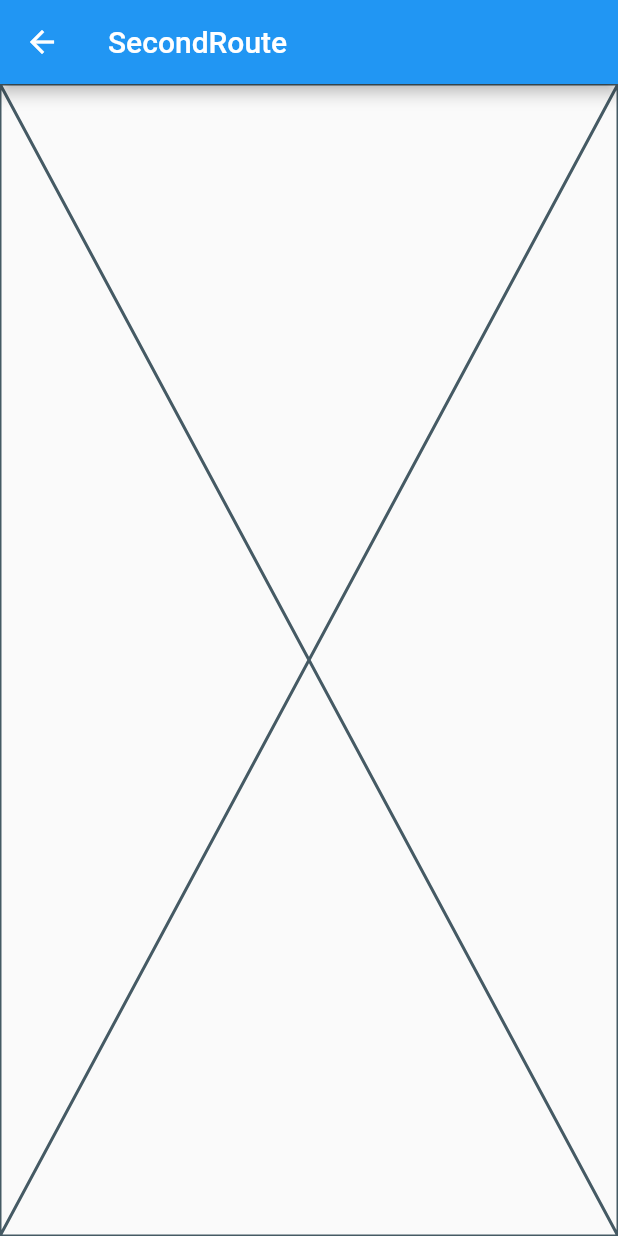
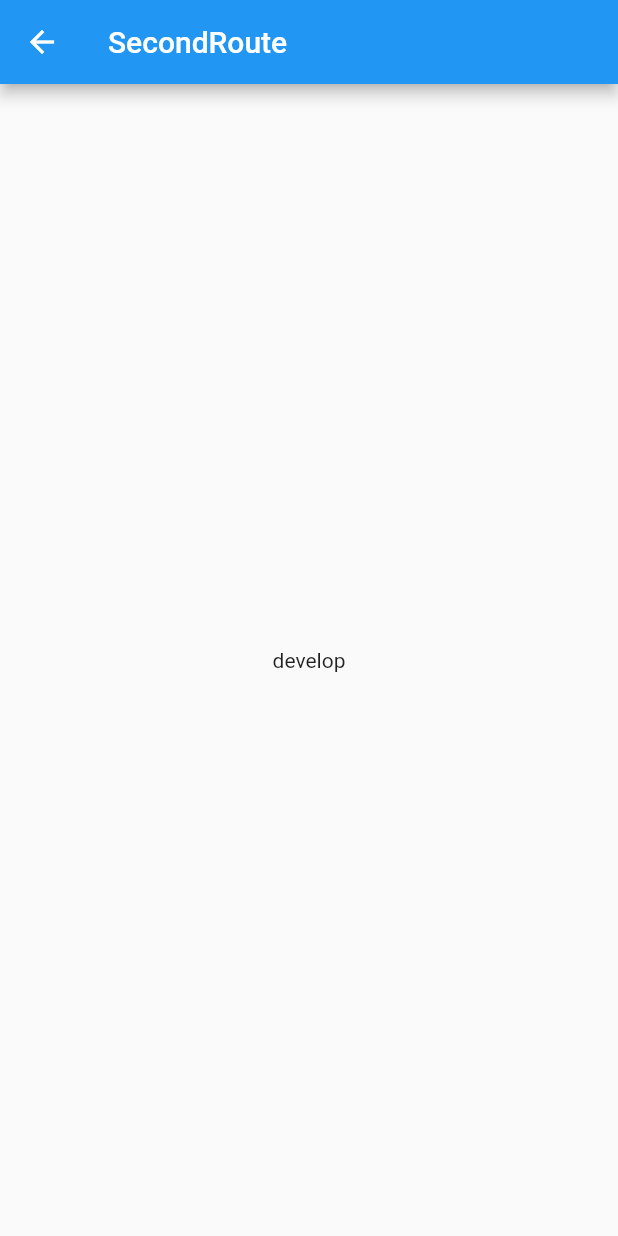
Before and after one commit to arutyun88/kap, a Flutter app: the screen it shows after launch, after a tap on "GO TO SECOND PAGE", on a phone screen of 412 x 824 dp. Run offline on Flutter 3.47's test engine with Material 2 defaults, Android fonts, the phone set to English and light mode, and no system bars; our stand-ins replace auto_route, get; generated files the repository leaves out were written again.

Commit message:
settings service

```diff
--- a/lib/app/modules/second/views/second_view.dart
+++ b/lib/app/modules/second/views/second_view.dart
@@ -1,5 +1,6 @@
 import 'package:auto_route/auto_route.dart';
 import 'package:flutter/material.dart';
+import 'package:kap/services/settings_service.dart';
 
 @RoutePage()
 class SecondView extends StatelessWidget {
@@ -11,7 +12,7 @@ class SecondView extends StatelessWidget {
   Widget build(BuildContext context) {
     return Scaffold(
       appBar: AppBar(title: Text(context.topRoute.name)),
-      body: const Placeholder(),
+      body: Center(child: Text(SettingsService.environment.name)),
     );
   }
 }
--- a/lib/config/main_init.dart
+++ b/lib/config/main_init.dart
@@ -1,7 +1,13 @@
 import 'package:flutter/material.dart';
 import 'package:kap/app/modules/my_app.dart';
 import 'package:kap/config/environment.dart';
+import 'package:kap/services/environment_service.dart';
 
 void mainInit(Environment env) async {
+  await _initServices(env: env);
   runApp(const MyApp());
 }
+
+Future<void> _initServices({required Environment env}) async {
+  EnvironmentService.init(env);
+}
--- /dev/null
+++ b/lib/services/environment_service.dart
@@ -0,0 +1,13 @@
+import 'package:get/get.dart';
+
+import '../config/environment.dart';
+
+class EnvironmentService extends GetxService {
+  EnvironmentService._(this.environment);
+
+  static EnvironmentService init(Environment env) => Get.put(EnvironmentService._(env));
+
+  final Environment environment;
+
+  static EnvironmentService to = Get.find<EnvironmentService>();
+}
--- /dev/null
+++ b/lib/services/settings_service.dart
@@ -0,0 +1,7 @@
+import 'package:kap/services/environment_service.dart';
+
+abstract class SettingsService {
+  const SettingsService._();
+
+  static final environment = EnvironmentService.to.environment;
+}
--- a/pubspec.yaml
+++ b/pubspec.yaml
@@ -11,6 +11,7 @@ dependencies:
   flutter:
     sdk: flutter
   cupertino_icons: ^1.0.5
+  get: 4.6.5
   auto_route: ^7.7.1
 
 dev_dependencies:
```
Also changed, not shown: 1 other file.
